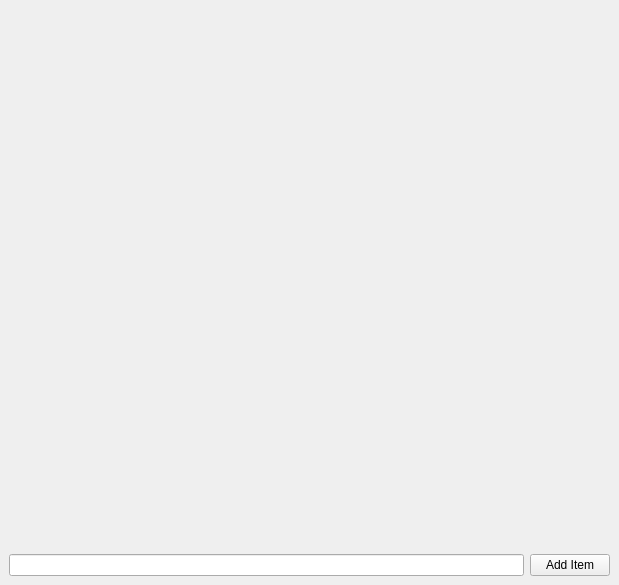
Above: qt_ui/VocabularyManager.ui from FilmColors/VIAN before the change. Below: the same form after it.
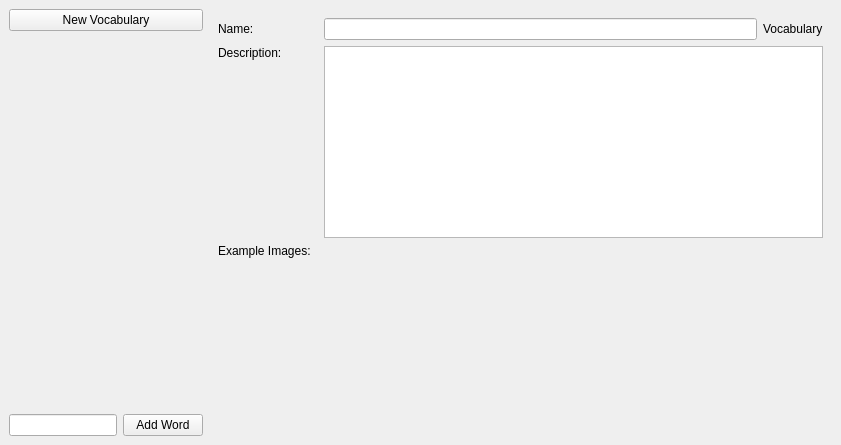
That is the form after the change.

Commit message: Vocabulary Manager update

```diff
--- a/qt_ui/VocabularyManager.ui
+++ b/qt_ui/VocabularyManager.ui
@@ -6,8 +6,8 @@
    <rect>
     <x>0</x>
     <y>0</y>
-    <width>619</width>
-    <height>585</height>
+    <width>841</width>
+    <height>445</height>
    </rect>
   </property>
   <property name="windowTitle">
@@ -22,45 +22,152 @@
    </property>
    <item>
     <widget class="QWidget" name="widget" native="true">
-     <layout class="QVBoxLayout" name="verticalLayout_2">
+     <property name="sizePolicy">
+      <sizepolicy hsizetype="Preferred" vsizetype="Preferred">
+       <horstretch>0</horstretch>
+       <verstretch>0</verstretch>
+      </sizepolicy>
+     </property>
+     <layout class="QHBoxLayout" name="horizontalLayout_2">
       <item>
-       <widget class="QWidget" name="inner" native="true">
+       <layout class="QVBoxLayout" name="verticalLayout_2">
+        <item>
+         <layout class="QHBoxLayout" name="horizontalLayout_4">
+          <item>
+           <widget class="QPushButton" name="pushButton">
+            <property name="text">
+             <string>New Vocabulary</string>
+            </property>
+           </widget>
+          </item>
+         </layout>
+        </item>
+        <item>
+         <widget class="QWidget" name="inner" native="true">
+          <property name="sizePolicy">
+           <sizepolicy hsizetype="Preferred" vsizetype="Expanding">
+            <horstretch>0</horstretch>
+            <verstretch>0</verstretch>
+           </sizepolicy>
+          </property>
+          <layout class="QVBoxLayout" name="verticalLayout_5"/>
+         </widget>
+        </item>
+        <item>
+         <layout class="QHBoxLayout" name="horizontalLayout_5">
+          <item>
+           <widget class="QLineEdit" name="lineEdit_Item">
+            <property name="sizePolicy">
+             <sizepolicy hsizetype="Expanding" vsizetype="Fixed">
+              <horstretch>1</horstretch>
+              <verstretch>0</verstretch>
+             </sizepolicy>
+            </property>
+           </widget>
+          </item>
+          <item>
+           <widget class="QPushButton" name="btn_addItem">
+            <property name="text">
+             <string>Add Word</string>
+            </property>
+           </widget>
+          </item>
+         </layout>
+        </item>
+       </layout>
+      </item>
+      <item>
+       <widget class="QWidget" name="widget_2" native="true">
         <property name="sizePolicy">
-         <sizepolicy hsizetype="Preferred" vsizetype="Expanding">
-          <horstretch>0</horstretch>
+         <sizepolicy hsizetype="Expanding" vsizetype="Preferred">
+          <horstretch>1</horstretch>
           <verstretch>0</verstretch>
          </sizepolicy>
         </property>
-        <property name="minimumSize">
-         <size>
-          <width>0</width>
-          <height>0</height>
-         </size>
-        </property>
-        <layout class="QVBoxLayout" name="verticalLayout">
-         <property name="spacing">
-          <number>0</number>
-         </property>
-         <property name="margin">
-          <number>0</number>
-         </property>
+        <layout class="QVBoxLayout" name="verticalLayout_4">
+         <item>
+          <layout class="QHBoxLayout" name="horizontalLayout_6">
+           <item>
+            <widget class="QLabel" name="label">
+             <property name="minimumSize">
+              <size>
+               <width>100</width>
+               <height>0</height>
+              </size>
+             </property>
+             <property name="text">
+              <string>Name:</string>
+             </property>
+            </widget>
+           </item>
+           <item>
+            <widget class="QLineEdit" name="lineEditName"/>
+           </item>
+           <item>
+            <widget class="QLabel" name="lblType">
+             <property name="text">
+              <string>Vocabulary</string>
+             </property>
+            </widget>
+           </item>
+          </layout>
+         </item>
+         <item>
+          <layout class="QHBoxLayout" name="horizontalLayout_7">
+           <item>
+            <widget class="QLabel" name="label_2">
+             <property name="minimumSize">
+              <size>
+               <width>100</width>
+               <height>0</height>
+              </size>
+             </property>
+             <property name="text">
+              <string>Description:</string>
+             </property>
+             <property name="alignment">
+              <set>Qt::AlignLeading|Qt::AlignLeft|Qt::AlignTop</set>
+             </property>
+            </widget>
+           </item>
+           <item>
+            <widget class="QPlainTextEdit" name="textEditDescription">
+             <property name="sizePolicy">
+              <sizepolicy hsizetype="Expanding" vsizetype="Maximum">
+               <horstretch>0</horstretch>
+               <verstretch>0</verstretch>
+              </sizepolicy>
+             </property>
+             <property name="maximumSize">
+              <size>
+               <width>16777215</width>
+               <height>300</height>
+              </size>
+             </property>
+            </widget>
+           </item>
+          </layout>
+         </item>
+         <item>
+          <widget class="QLabel" name="label_3">
+           <property name="text">
+            <string>Example Images:</string>
+           </property>
+          </widget>
+         </item>
+         <item>
+          <widget class="QWidget" name="widget_3" native="true">
+           <property name="sizePolicy">
+            <sizepolicy hsizetype="Preferred" vsizetype="Expanding">
+             <horstretch>0</horstretch>
+             <verstretch>0</verstretch>
+            </sizepolicy>
+           </property>
+          </widget>
+         </item>
         </layout>
        </widget>
       </item>
-      <item>
-       <layout class="QHBoxLayout" name="horizontalLayout_5">
-        <item>
-         <widget class="QLineEdit" name="lineEdit_Item"/>
-        </item>
-        <item>
-         <widget class="QPushButton" name="btn_addItem">
-          <property name="text">
-           <string>Add Item</string>
-          </property>
-         </widget>
-        </item>
-       </layout>
-      </item>
      </layout>
     </widget>
    </item>
```
Left out of the diff: 11 changed lines with no effect on the pictures. The commit also changes 2 other files.
